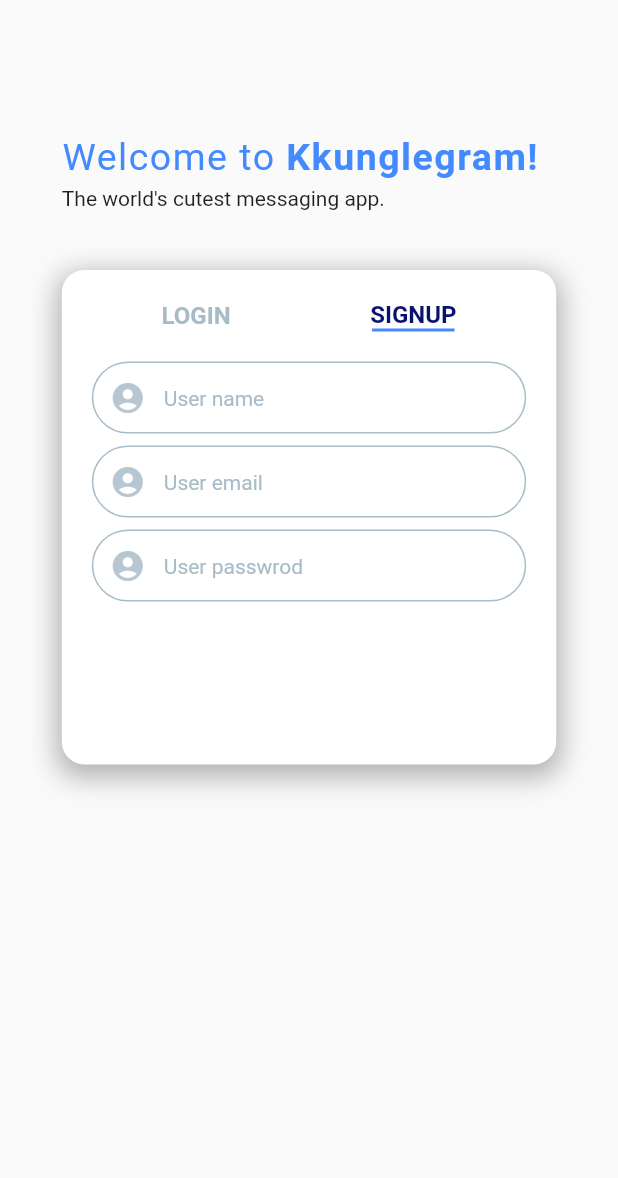
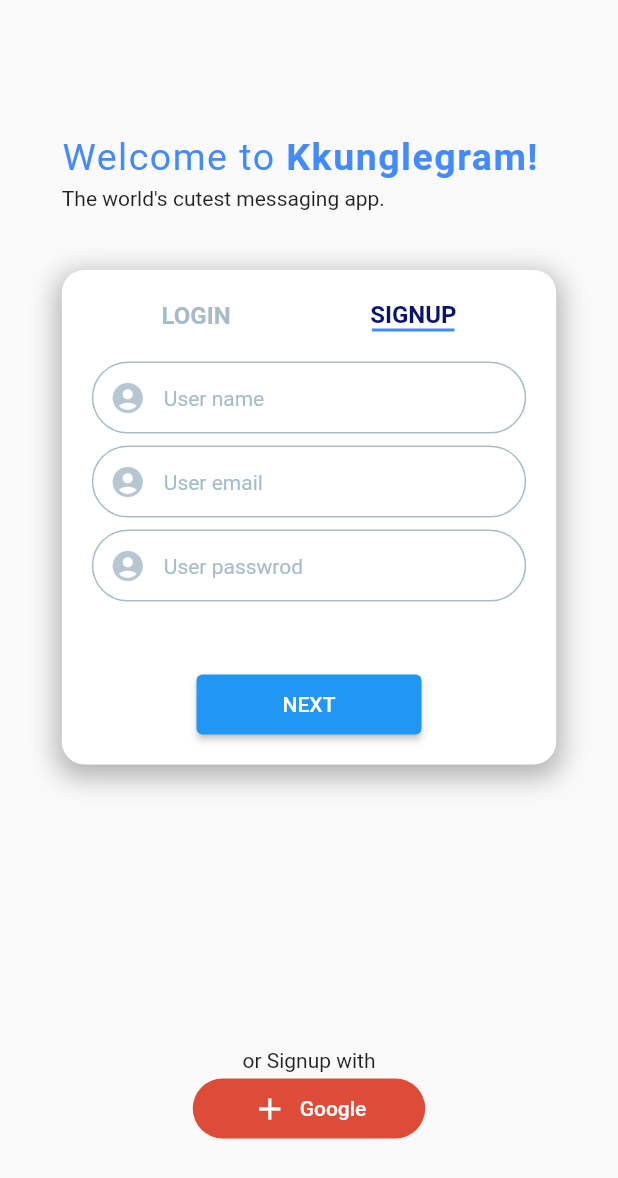
Before and after one commit to kangsudal/kkunglegram_practice, a Flutter app: the screen it shows after launch, on a phone screen of 412 x 824 dp. Shown: the top 1178 px of the screen. Run offline on Flutter 3.47's test engine with Material 2 defaults, Android fonts, the phone set to English and light mode, and no system bars; our stand-ins replace flutter_riverpod.

Commit message:
Add NEXT button and google signup button

```diff
--- a/lib/screens/authenticate/authenticate.dart
+++ b/lib/screens/authenticate/authenticate.dart
@@ -15,6 +15,44 @@ class LoginSignupScreen extends StatelessWidget {
         children: [
           TitleBackgroundImage(),
           TextFormFieldCard(),
+          Positioned(
+            top: MediaQuery.of(context).size.height * 0.4 + 120,
+            right: 0,
+            left: 0,
+            child: Center(
+              child: Container(
+                height: 40,
+                width: 150,
+                child: ElevatedButton(
+                  onPressed: () {},
+                  child: Text("NEXT"),
+                ),
+              ),
+            ),
+          ),
+          Positioned(
+            top: MediaQuery.of(context).size.height-125,
+            right: 0,
+            left: 0,
+            child: Column(
+              children: [
+                Text("or Signup with"),
+                TextButton.icon(
+                  onPressed: () {},
+                  icon: Icon(Icons.add),
+                  label: Text("Google"),
+                  style: TextButton.styleFrom(
+                    primary: Colors.white,
+                    minimumSize: Size(155,40),
+                    shape: RoundedRectangleBorder(
+                      borderRadius: BorderRadius.circular(20),
+                    ),
+                    backgroundColor: Palette.googleColor,
+                  ),
+                )
+              ],
+            ),
+          ),
         ],
       ),
     );
```
